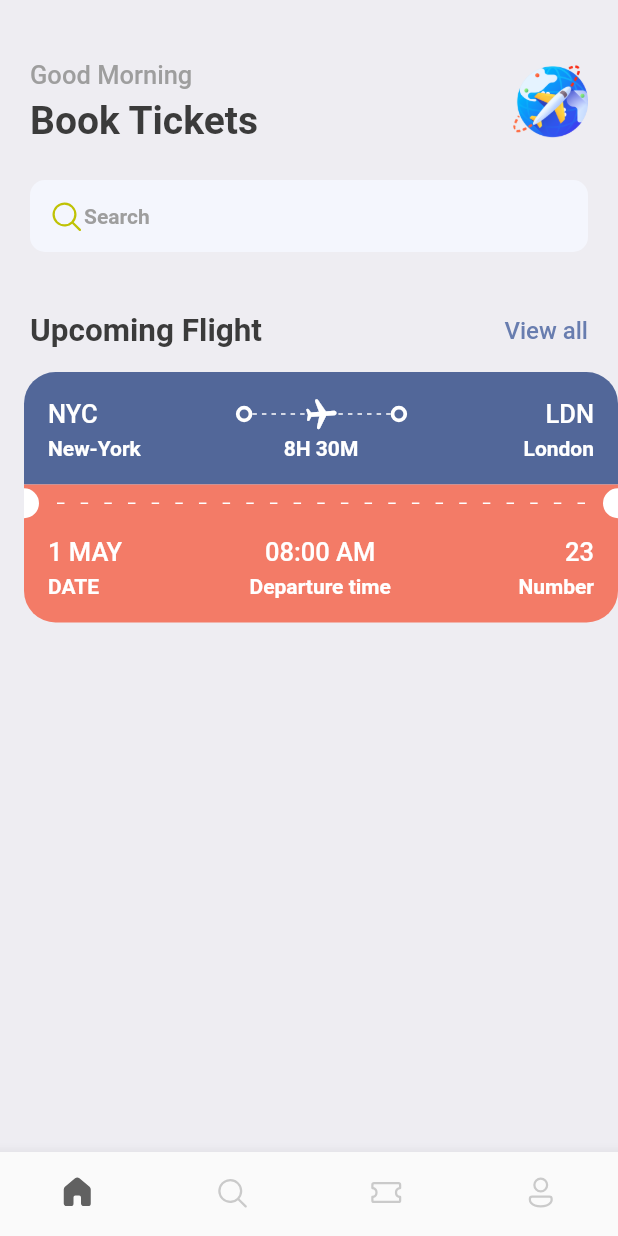
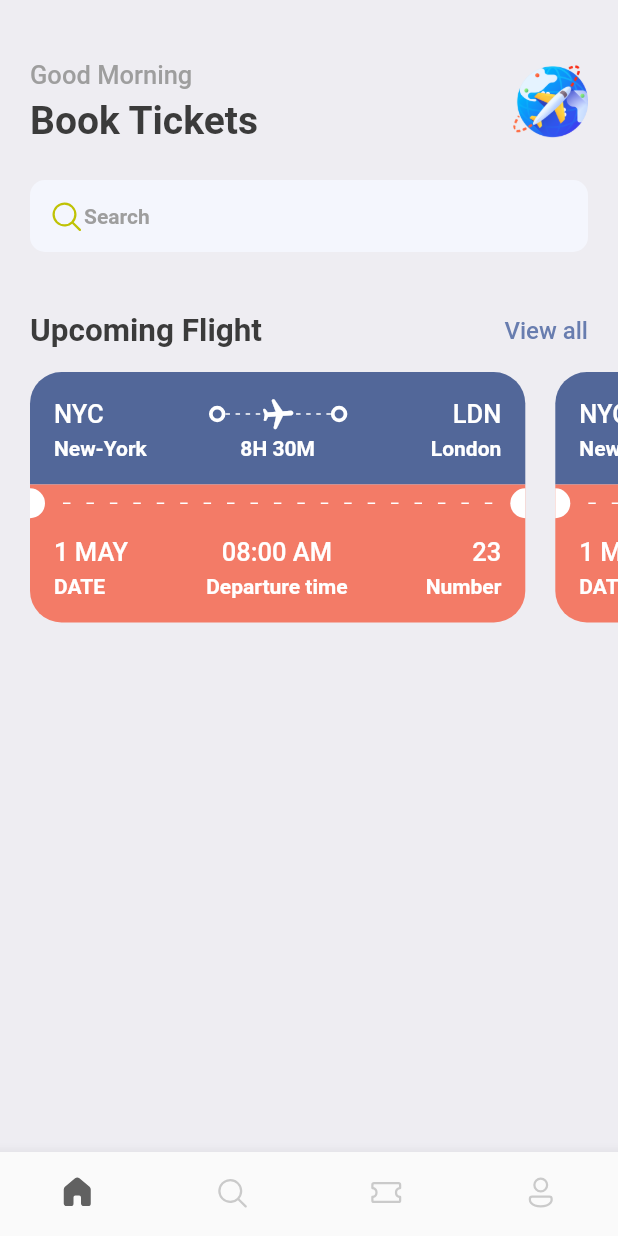
Before and after one commit to NGOMNGOM/Ticket-Booking-App, a Flutter app: the screen it shows after launch, on a phone screen of 412 x 824 dp. Run offline on Flutter 3.47's test engine with Material 2 defaults, Android fonts, the phone set to English and light mode, and no system bars; our stand-ins replace fluentui_icons, gap.

Commit message:
Finish ticket

```diff
--- a/ticket_booking_app/lib/screens/home_screen.dart
+++ b/ticket_booking_app/lib/screens/home_screen.dart
@@ -2,7 +2,6 @@ import 'package:fluentui_icons/fluentui_icons.dart';
 import 'package:flutter/material.dart';
 import 'package:gap/gap.dart';
 import 'package:ticket_booking_app/screens/ticket_view.dart';
-import 'package:ticket_booking_app/widgets/thick_container.dart';
 
 import '../utils/style.dart';
 
@@ -82,7 +81,14 @@ class HomeScreen extends StatelessWidget {
                   ],
                 )),
             const Gap(15),
-            TicketView()
+            const SingleChildScrollView(
+              scrollDirection: Axis.horizontal,
+              padding: EdgeInsets.only(
+                  left: 20), // ในส่วนเฉพาะของ Scrollview (ซ้ายสุด)
+              child: Row(
+                children: [TicketView(), TicketView()],
+              ),
+            ),
           ],
         ));
   }
--- a/ticket_booking_app/lib/screens/ticket_view.dart
+++ b/ticket_booking_app/lib/screens/ticket_view.dart
@@ -12,10 +12,10 @@ class TicketView extends StatelessWidget {
   Widget build(BuildContext context) {
     final size = AppLayout.getSize(context);
     return SizedBox(
-      width: size.width,
+      width: size.width * 0.85, // ให้ตัว ticket กินพื้นที่ 85%
       height: 200,
       child: Container(
-        margin: const EdgeInsets.only(left: 16),
+        margin: const EdgeInsets.only(right: 20),
         child: Column(
           children: [
             // Showing blue part of the ticket
```
